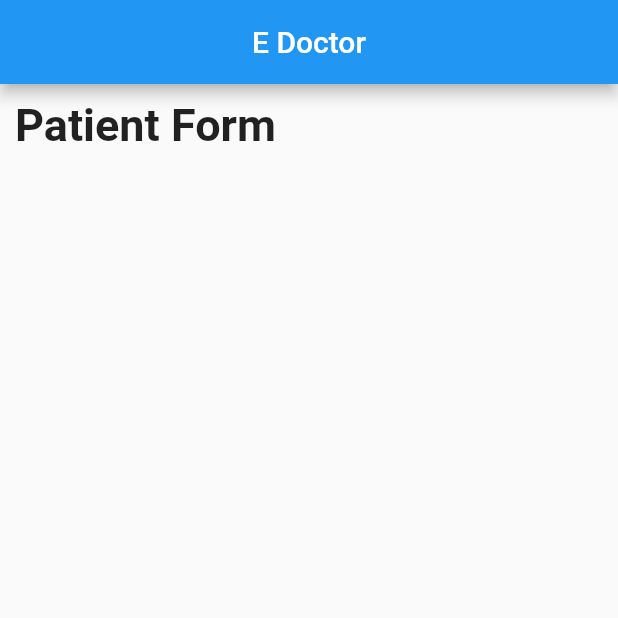
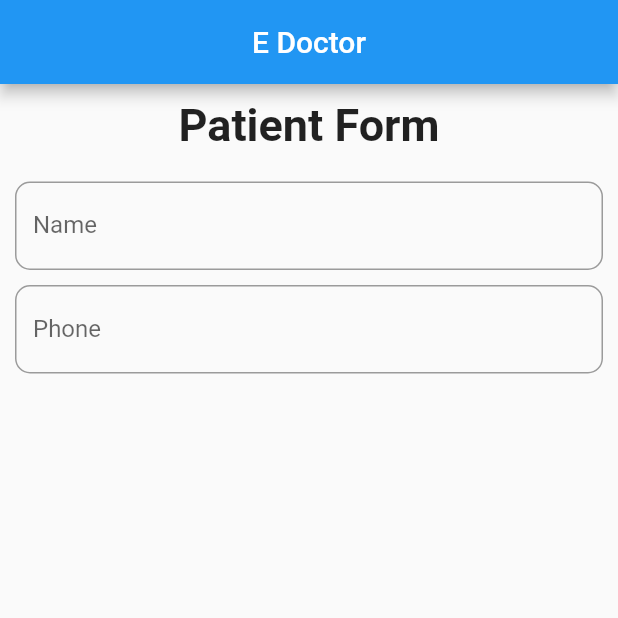
Before and after one commit to vatiza/userContactInformationSaveToFirestore, a Flutter app: the screen it shows after launch, on a phone screen of 412 x 824 dp, the top half of it. Run offline on Flutter 3.47's test engine with Material 2 defaults, Android fonts, the light colour scheme and no system bars.

Commit message:
filteringTextInputFormatter

```diff
--- a/lib/textfield.dart
+++ b/lib/textfield.dart
@@ -1,4 +1,5 @@
 import 'package:flutter/material.dart';
+import 'package:flutter/services.dart';
 
 class InputField extends StatefulWidget {
   const InputField({super.key});
@@ -16,11 +17,42 @@ class _InputFieldState extends State<InputField> {
           title: const Text("E Doctor"),
           centerTitle: true,
         ),
-        body: const Padding(
+        body: Padding(
           padding: EdgeInsets.all(10),
-          child: Text(
-            'Patient Form',
-            style: TextStyle(fontSize: 30, fontWeight: FontWeight.bold),
+          child: Column(
+            children: [
+              Text(
+                'Patient Form',
+                style: TextStyle(fontSize: 30, fontWeight: FontWeight.bold),
+              ),
+              Column(
+                children: [
+                  SizedBox(
+                    height: 20,
+                  ),
+                  TextField(
+                    decoration: InputDecoration(
+                        border: OutlineInputBorder(
+                          borderRadius: BorderRadius.circular(10),
+                        ),
+                        labelText: 'Name',
+                        hintText: 'Your Name'),
+                  ),
+                  SizedBox(
+                    height: 10,
+                  ),
+                  TextField(
+                    decoration: InputDecoration(
+                        border: OutlineInputBorder(
+                            borderRadius: BorderRadius.circular(10.0)),
+                        labelText: 'Phone',
+                        hintText: 'Phone Number'),
+                    keyboardType: TextInputType.number,
+                    inputFormatters: [FilteringTextInputFormatter.digitsOnly],
+                  )
+                ],
+              )
+            ],
           ),
         ),
       ),
```
